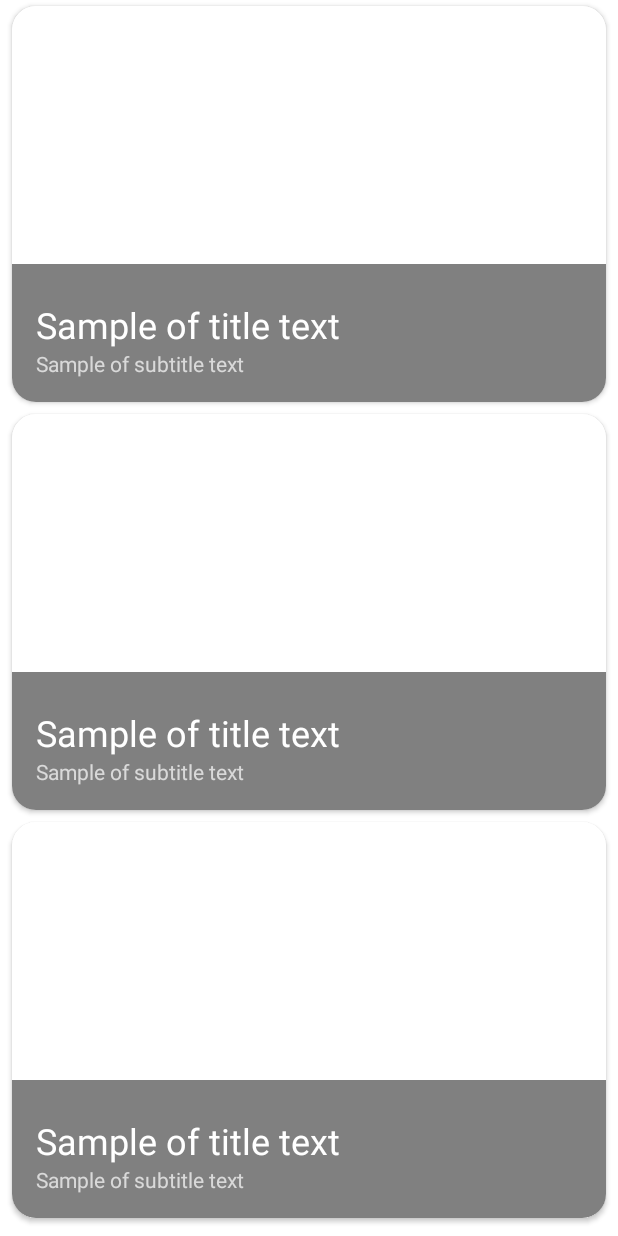
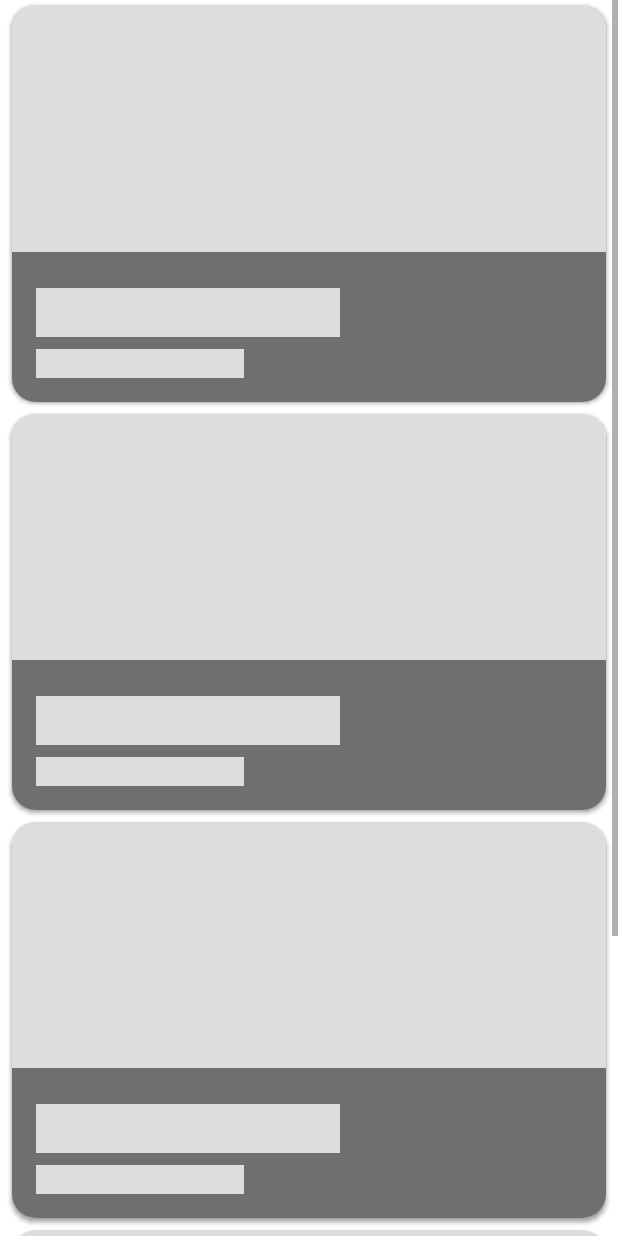
Before and after one commit to ricky-kiva/andro-tourism-app, an Android app: the layout fragment_home.xml on its own in the app's theme, with its tools: preview values and no code run, on a phone screen of 412 x 824 dp. Run offline under Robolectric (Android 15) with nearby library versions, the phone set to English and light mode, and no system bars.

Commit message:
feat(presentation-layout): add Shimmer on loading recyclerview items

```diff
--- a/app/src/main/res/layout/fragment_home.xml
+++ b/app/src/main/res/layout/fragment_home.xml
@@ -12,20 +12,31 @@
         android:layout_height="match_parent"
         tools:listitem="@layout/item_list_tourism" />
 
-    <ProgressBar
+    <com.facebook.shimmer.ShimmerFrameLayout
+        android:layout_width="match_parent"
+        android:layout_height="wrap_content"
         android:id="@+id/progress_bar"
-        style="?android:attr/progressBarStyle"
-        android:layout_width="wrap_content"
-        android:layout_height="wrap_content"
-        android:layout_marginStart="8dp"
-        android:layout_marginTop="8dp"
-        android:layout_marginEnd="8dp"
-        android:layout_marginBottom="8dp"
-        android:visibility="gone"
+        app:shimmer_auto_start="true"
         app:layout_constraintBottom_toBottomOf="parent"
         app:layout_constraintEnd_toEndOf="parent"
         app:layout_constraintStart_toStartOf="parent"
-        app:layout_constraintTop_toTopOf="parent" />
+        app:layout_constraintTop_toTopOf="parent">
+
+        <ScrollView
+            android:layout_width="match_parent"
+            android:layout_height="wrap_content">
+
+            <LinearLayout
+                android:layout_width="match_parent"
+                android:layout_height="wrap_content"
+                android:orientation="vertical">
+                <include layout="@layout/item_list_placeholder" />
+                <include layout="@layout/item_list_placeholder" />
+                <include layout="@layout/item_list_placeholder" />
+                <include layout="@layout/item_list_placeholder" />
+            </LinearLayout>
+        </ScrollView>
+    </com.facebook.shimmer.ShimmerFrameLayout>
 
     <include
         android:id="@+id/view_error"
--- /dev/null
+++ b/core/src/main/res/layout/item_list_placeholder.xml
@@ -0,0 +1,82 @@
+<?xml version="1.0" encoding="utf-8"?>
+<androidx.cardview.widget.CardView xmlns:android="http://schemas.android.com/apk/res/android"
+    xmlns:app="http://schemas.android.com/apk/res-auto"
+    style="@style/CardView.Light"
+    android:layout_width="match_parent"
+    android:layout_height="match_parent"
+    android:layout_marginStart="8dp"
+    android:layout_marginTop="4dp"
+    android:layout_marginEnd="8dp"
+    android:layout_marginBottom="4dp"
+    app:cardCornerRadius="16dp">
+
+    <androidx.constraintlayout.widget.ConstraintLayout
+        android:layout_width="match_parent"
+        android:layout_height="wrap_content">
+
+        <ImageView
+            android:id="@+id/iv_item_image"
+            android:layout_width="0dp"
+            android:layout_height="0dp"
+            android:background="#DDDDDD"
+            android:contentDescription="@string/image_description"
+            android:scaleType="centerCrop"
+            app:layout_constraintDimensionRatio="H,1.5:1"
+            app:layout_constraintEnd_toEndOf="parent"
+            app:layout_constraintStart_toStartOf="parent"
+            app:layout_constraintTop_toTopOf="parent" />
+
+        <View
+            android:layout_width="0dp"
+            android:layout_height="0dp"
+            android:background="#7F000000"
+            app:layout_constraintBottom_toBottomOf="parent"
+            app:layout_constraintEnd_toEndOf="parent"
+            app:layout_constraintStart_toStartOf="parent"
+            app:layout_constraintTop_toTopOf="@+id/top_space" />
+
+        <Space
+            android:id="@+id/top_space"
+            android:layout_width="wrap_content"
+            android:layout_height="wrap_content"
+            android:layout_marginBottom="24dp"
+            app:layout_constraintBottom_toTopOf="@+id/tv_item_title"
+            app:layout_constraintStart_toStartOf="parent" />
+
+        <TextView
+            android:id="@+id/tv_item_title"
+            android:layout_width="wrap_content"
+            android:layout_height="wrap_content"
+            android:layout_marginStart="16dp"
+            android:layout_marginLeft="16dp"
+            android:layout_marginEnd="16dp"
+            android:layout_marginBottom="8dp"
+            android:background="#DDDDDD"
+            android:text="@string/text_primary"
+            android:textAppearance="@style/TextAppearance.AppCompat.Headline"
+            android:textColor="#00000000"
+            app:layout_constraintBottom_toTopOf="@+id/tv_item_subtitle"
+            app:layout_constraintEnd_toEndOf="parent"
+            app:layout_constraintHorizontal_bias="0.0"
+            app:layout_constraintStart_toStartOf="parent" />
+
+        <TextView
+            android:id="@+id/tv_item_subtitle"
+            android:layout_width="wrap_content"
+            android:layout_height="wrap_content"
+            android:layout_marginStart="16dp"
+            android:layout_marginEnd="16dp"
+            android:layout_marginBottom="16dp"
+            android:background="#DDDDDD"
+            android:text="@string/text_subtitle"
+            android:textAppearance="@style/TextAppearance.AppCompat.Body1"
+            android:textColor="#00FFFFFF"
+            app:layout_constraintBottom_toBottomOf="@+id/iv_item_image"
+            app:layout_constraintEnd_toEndOf="parent"
+            app:layout_constraintHorizontal_bias="0.0"
+            app:layout_constraintStart_toStartOf="parent" />
+
+
+    </androidx.constraintlayout.widget.ConstraintLayout>
+
+</androidx.cardview.widget.CardView>
```
